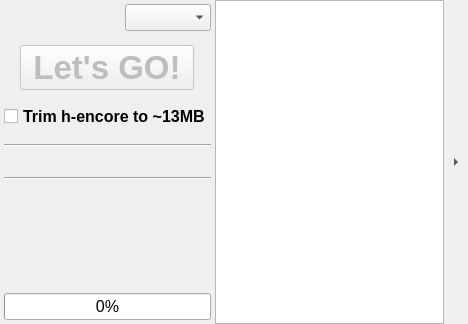
Old version of the form src/finalhe.ui in the repository soarqin/finalhe.
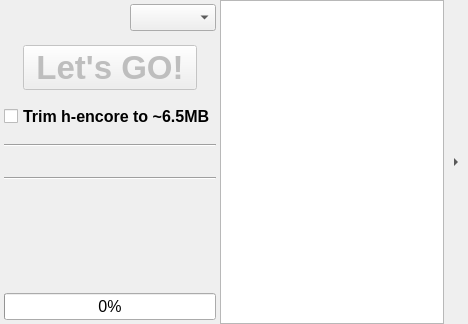
New version of the form.

```diff
--- a/src/finalhe.ui
+++ b/src/finalhe.ui
@@ -119,7 +119,7 @@
              </font>
             </property>
             <property name="text">
-             <string>Trim h-encore to ~13MB</string>
+             <string>Trim h-encore to ~6.5MB</string>
             </property>
            </widget>
           </item>
```
